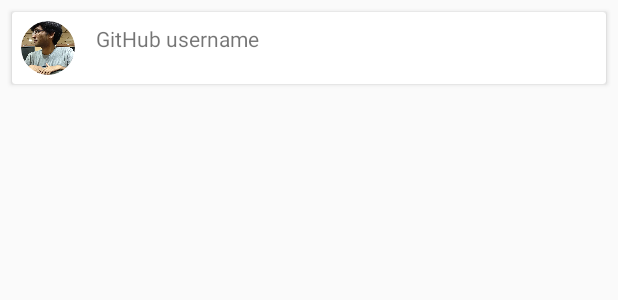
After one commit to AbhilashG97/Melonicious, an Android app: the layout item_view_mentee.xml on its own in the app's theme, with its tools: preview values and no code run, on a phone screen of 412 x 824 dp. The commit adds this screen. Shown: the top 300 px of the screen. Run offline under Robolectric (Android 15) with nearby library versions, the phone set to English and light mode, and no system bars.

Commit message:
ViewMenteePage sort of works :cake:

```diff
--- a/app/build.gradle
+++ b/app/build.gradle
@@ -45,7 +45,6 @@ dependencies {
     implementation 'com.squareup.retrofit2:retrofit:2.6.1'
     implementation 'com.squareup.retrofit2:adapter-rxjava2:2.6.0'
 
-
     // data binding
     implementation 'android.arch.lifecycle:extensions:1.1.1'
 
@@ -72,6 +71,9 @@ dependencies {
     // stetho
     implementation 'com.facebook.stetho:stetho:1.5.1'
 
+    // picasso
+    implementation 'com.squareup.picasso:picasso:2.71828'
+
     implementation 'androidx.legacy:legacy-support-v4:1.0.0'
     implementation 'com.google.android.material:material:1.0.0'
     implementation 'androidx.constraintlayout:constraintlayout:1.1.3'
--- a/app/src/main/java/abhilash/example/com/melonicious/roomdb/DaoAccess.java
+++ b/app/src/main/java/abhilash/example/com/melonicious/roomdb/DaoAccess.java
@@ -1,6 +1,5 @@
 package abhilash.example.com.melonicious.roomdb;
 
-import androidx.lifecycle.LiveData;
 import androidx.room.Dao;
 import androidx.room.Insert;
 import androidx.room.Query;
@@ -19,6 +18,6 @@ public interface DaoAccess {
     Integer getMenteeID(Integer id);
 
     @Query("Select * from Mentee")
-    LiveData<List<Mentee>> getAllMentees();
+    List<Mentee> getAllMentees();
 
 }
--- a/app/src/main/res/layout/activity_about_author.xml
+++ b/app/src/main/res/layout/activity_about_author.xml
@@ -25,7 +25,7 @@
             app:toolbarId="@+id/toolbar">
 
             <de.hdodenhof.circleimageview.CircleImageView
-                android:id="@+id/profile_image"
+                android:id="@+id/image_mentee_profile"
                 android:layout_gravity="center_horizontal"
                 android:contentDescription="@string/description_user_profile_picture"
                 android:layout_marginTop="16dp"
--- /dev/null
+++ b/app/src/main/res/layout/item_view_mentee.xml
@@ -0,0 +1,55 @@
+<?xml version="1.0" encoding="utf-8"?>
+<LinearLayout xmlns:android="http://schemas.android.com/apk/res/android"
+    xmlns:tools="http://schemas.android.com/tools"
+    android:layout_width="match_parent"
+    android:layout_height="wrap_content"
+    xmlns:app="http://schemas.android.com/apk/res-auto">
+
+    <androidx.cardview.widget.CardView
+        android:layout_width="0dp"
+        android:layout_height="match_parent"
+        android:layout_margin="8dp"
+        android:layout_weight="1">
+
+        <androidx.constraintlayout.widget.ConstraintLayout
+            android:layout_width="match_parent"
+            android:layout_height="match_parent">
+
+            <TextView
+                android:id="@+id/text_mentee_username"
+                android:layout_width="0dp"
+                android:layout_height="0dp"
+                android:layout_margin="4dp"
+                android:layout_weight="2"
+                android:padding="4dp"
+                app:layout_constraintBottom_toBottomOf="parent"
+                app:layout_constraintEnd_toEndOf="parent"
+                app:layout_constraintHorizontal_bias="0.5"
+                app:layout_constraintStart_toEndOf="@+id/image_mentee_profile"
+                app:layout_constraintTop_toTopOf="parent"
+                tools:text="GitHub username" />
+
+            <de.hdodenhof.circleimageview.CircleImageView
+                android:id="@+id/image_mentee_profile"
+                android:layout_width="40dp"
+                android:layout_height="40dp"
+                android:layout_gravity="center_horizontal"
+                android:layout_margin="4dp"
+                android:layout_weight="1"
+                android:clipChildren="false"
+                android:clipToPadding="false"
+                android:contentDescription="@string/description_user_profile_picture"
+                android:src="@drawable/profile"
+                app:civ_border_color="#FFFFFF"
+                app:civ_border_width="2dp"
+                app:layout_collapseMode="pin"
+                app:layout_constraintBottom_toBottomOf="parent"
+                app:layout_constraintEnd_toStartOf="@+id/text_mentee_username"
+                app:layout_constraintStart_toStartOf="parent"
+                app:layout_constraintTop_toTopOf="parent" />
+        </androidx.constraintlayout.widget.ConstraintLayout>
+
+    </androidx.cardview.widget.CardView>
+
+
+</LinearLayout>
--- a/app/src/main/res/layout/view_mentee_fragment.xml
+++ b/app/src/main/res/layout/view_mentee_fragment.xml
@@ -3,10 +3,12 @@
     xmlns:tools="http://schemas.android.com/tools"
     android:layout_width="match_parent"
     android:layout_height="match_parent"
+    xmlns:app="http://schemas.android.com/apk/res-auto"
     tools:context=".viewmentee.ViewMenteeFragment">
 
     <androidx.recyclerview.widget.RecyclerView
         android:id="@+id/recycler_view_mentees"
         android:layout_width="match_parent"
-        android:layout_height="match_parent" />
+        android:layout_height="match_parent"
+        app:layoutManager="androidx.recyclerview.widget.LinearLayoutManager"/>
 </FrameLayout>
```
Also changed, not shown: app/src/main/java/abhilash/example/com/melonicious/adapters/ViewMenteeRecyclerViewAdapter.java (added, +62 -0 lines), app/src/main/java/abhilash/example/com/melonicious/dashboard/DashboardActivity.java (+10 -1 lines), app/src/main/java/abhilash/example/com/melonicious/viewmentee/ViewMenteeFragment.java (+19 -12 lines), app/src/main/java/abhilash/example/com/melonicious/viewmentee/ViewMenteeRepository.java (+42 -2 lines), app/src/main/java/abhilash/example/com/melonicious/viewmentee/ViewMenteeViewModel.java (+28 -1 lines).
